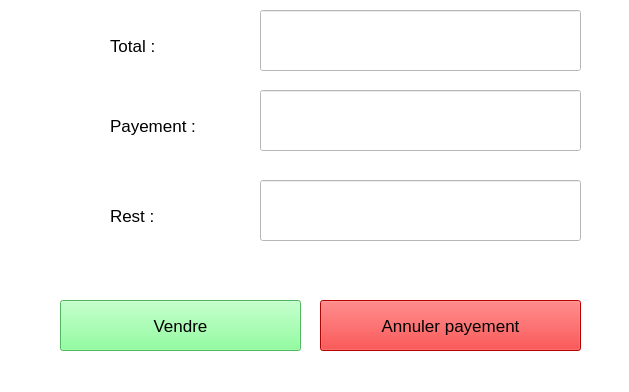
This is des_test.ui in majidBOUZAR/Market-Management-PyQt5-MySQL as Qt 5 draws it before an edit. The edited form follows.
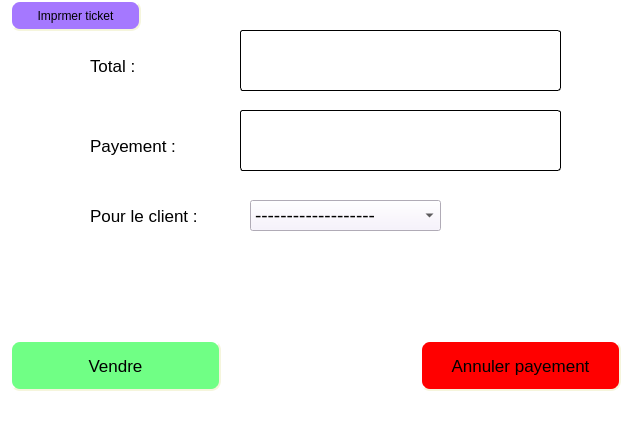
This is the edited form. Icons and pictures are not drawn.

The edit to the form file:
```diff
--- a/des_test.ui
+++ b/des_test.ui
@@ -6,8 +6,8 @@
    <rect>
     <x>0</x>
     <y>0</y>
-    <width>629</width>
-    <height>392</height>
+    <width>631</width>
+    <height>438</height>
    </rect>
   </property>
   <property name="windowTitle">
@@ -20,9 +20,9 @@
    <widget class="QPushButton" name="pushButton_13">
     <property name="geometry">
      <rect>
-      <x>60</x>
-      <y>300</y>
-      <width>241</width>
+      <x>10</x>
+      <y>340</y>
+      <width>211</width>
       <height>51</height>
      </rect>
     </property>
@@ -32,7 +32,22 @@
      </font>
     </property>
     <property name="styleSheet">
-     <string notr="true">background-color: rgb(112, 255, 133);</string>
+     <string notr="true">QPushButton{
+background-color: rgb(112, 255, 133);
+border-style: outset;
+border-width: 2px;
+border-radius: 10px;
+border-color: beige;
+min-width: 10em;
+padding: 6px;
+
+}
+QPushButton:hover:!pressed
+{
+
+	
+	background-color: rgb(55, 217, 109);
+}</string>
     </property>
     <property name="text">
      <string>Vendre</string>
@@ -51,9 +66,9 @@
    <widget class="QPushButton" name="pushButton_14">
     <property name="geometry">
      <rect>
-      <x>320</x>
-      <y>300</y>
-      <width>261</width>
+      <x>420</x>
+      <y>340</y>
+      <width>201</width>
       <height>51</height>
      </rect>
     </property>
@@ -63,7 +78,19 @@
      </font>
     </property>
     <property name="styleSheet">
-     <string notr="true">background-color: rgb(255, 0, 0);</string>
+     <string notr="true">QPushButton{
+background-color: rgb(255, 0, 0);
+border-style: outset;
+border-width: 2px;
+border-radius: 10px;
+border-color: beige;
+min-width: 1em;
+padding: 6px;
+}
+QPushButton:hover:!pressed
+{
+background-color: rgb(255, 70, 70);
+}</string>
     </property>
     <property name="text">
      <string>Annuler payement</string>
@@ -85,31 +112,33 @@
     </property>
     <property name="geometry">
      <rect>
-      <x>260</x>
-      <y>10</y>
-      <width>321</width>
-      <height>61</height>
-     </rect>
-    </property>
-    <property name="font">
-     <font>
-      <pointsize>50</pointsize>
-      <weight>75</weight>
-      <bold>true</bold>
-     </font>
-    </property>
-    <property name="styleSheet">
-     <string notr="true">color: rgb(255, 0, 0);</string>
-    </property>
-    <property name="alignment">
-     <set>Qt::AlignCenter</set>
-    </property>
-   </widget>
-   <widget class="QLabel" name="label_22">
-    <property name="geometry">
-     <rect>
-      <x>110</x>
+      <x>240</x>
       <y>30</y>
+      <width>321</width>
+      <height>61</height>
+     </rect>
+    </property>
+    <property name="font">
+     <font>
+      <pointsize>50</pointsize>
+      <weight>75</weight>
+      <bold>true</bold>
+     </font>
+    </property>
+    <property name="styleSheet">
+     <string notr="true">border-style: outset;
+border-width: 1px;
+border-radius: 3px;</string>
+    </property>
+    <property name="alignment">
+     <set>Qt::AlignCenter</set>
+    </property>
+   </widget>
+   <widget class="QLabel" name="label_22">
+    <property name="geometry">
+     <rect>
+      <x>90</x>
+      <y>50</y>
       <width>71</width>
       <height>31</height>
      </rect>
@@ -129,31 +158,33 @@
     </property>
     <property name="geometry">
      <rect>
-      <x>260</x>
-      <y>90</y>
-      <width>321</width>
-      <height>61</height>
-     </rect>
-    </property>
-    <property name="font">
-     <font>
-      <pointsize>50</pointsize>
-      <weight>75</weight>
-      <bold>true</bold>
-     </font>
-    </property>
-    <property name="styleSheet">
-     <string notr="true">color: rgb(255, 0, 0);</string>
-    </property>
-    <property name="alignment">
-     <set>Qt::AlignCenter</set>
-    </property>
-   </widget>
-   <widget class="QLabel" name="label_23">
-    <property name="geometry">
-     <rect>
-      <x>110</x>
+      <x>240</x>
       <y>110</y>
+      <width>321</width>
+      <height>61</height>
+     </rect>
+    </property>
+    <property name="font">
+     <font>
+      <pointsize>50</pointsize>
+      <weight>75</weight>
+      <bold>true</bold>
+     </font>
+    </property>
+    <property name="styleSheet">
+     <string notr="true">border-style: outset;
+border-width: 1px;
+border-radius: 3px;</string>
+    </property>
+    <property name="alignment">
+     <set>Qt::AlignCenter</set>
+    </property>
+   </widget>
+   <widget class="QLabel" name="label_23">
+    <property name="geometry">
+     <rect>
+      <x>90</x>
+      <y>130</y>
       <width>101</width>
       <height>31</height>
      </rect>
@@ -167,41 +198,12 @@
      <string>Payement :</string>
     </property>
    </widget>
-   <widget class="QLineEdit" name="lineEdit_8">
-    <property name="enabled">
-     <bool>false</bool>
-    </property>
-    <property name="geometry">
-     <rect>
-      <x>260</x>
-      <y>180</y>
-      <width>321</width>
-      <height>61</height>
-     </rect>
-    </property>
-    <property name="font">
-     <font>
-      <pointsize>50</pointsize>
-      <weight>75</weight>
-      <bold>true</bold>
-     </font>
-    </property>
-    <property name="styleSheet">
-     <string notr="true">color: rgb(255, 0, 0);</string>
-    </property>
-    <property name="text">
-     <string/>
-    </property>
-    <property name="alignment">
-     <set>Qt::AlignCenter</set>
-    </property>
-   </widget>
    <widget class="QLabel" name="label_24">
     <property name="geometry">
      <rect>
-      <x>110</x>
+      <x>90</x>
       <y>200</y>
-      <width>71</width>
+      <width>121</width>
       <height>31</height>
      </rect>
     </property>
@@ -211,7 +213,73 @@
      </font>
     </property>
     <property name="text">
-     <string>Rest :</string>
+     <string>Pour le client :</string>
+    </property>
+   </widget>
+   <widget class="QComboBox" name="comboBox">
+    <property name="geometry">
+     <rect>
+      <x>250</x>
+      <y>200</y>
+      <width>191</width>
+      <height>31</height>
+     </rect>
+    </property>
+    <property name="font">
+     <font>
+      <pointsize>14</pointsize>
+     </font>
+    </property>
+    <property name="styleSheet">
+     <string notr="true">background-color: rgb(246, 239, 255);</string>
+    </property>
+    <item>
+     <property name="text">
+      <string>-------------------</string>
+     </property>
+    </item>
+   </widget>
+   <widget class="QPushButton" name="pushButton_33">
+    <property name="geometry">
+     <rect>
+      <x>10</x>
+      <y>0</y>
+      <width>131</width>
+      <height>31</height>
+     </rect>
+    </property>
+    <property name="font">
+     <font>
+      <pointsize>9</pointsize>
+     </font>
+    </property>
+    <property name="styleSheet">
+     <string notr="true">QPushButton{
+background-color: rgb(165, 120, 255);
+border-style: outset;
+border-width: 2px;
+border-radius: 10px;
+border-color: beige;
+
+padding: 6px;
+}
+QPushButton:hover:!pressed
+{
+background-color: rgb(170, 170, 255);
+}</string>
+    </property>
+    <property name="text">
+     <string>Imprmer ticket</string>
+    </property>
+    <property name="icon">
+     <iconset resource="iconne.qrc">
+      <normaloff>:/icone/imprimer.png</normaloff>:/icone/imprimer.png</iconset>
+    </property>
+    <property name="iconSize">
+     <size>
+      <width>22</width>
+      <height>22</height>
+     </size>
     </property>
    </widget>
   </widget>
```
Left out of the diff: 2 changed lines with no effect on the pictures.
